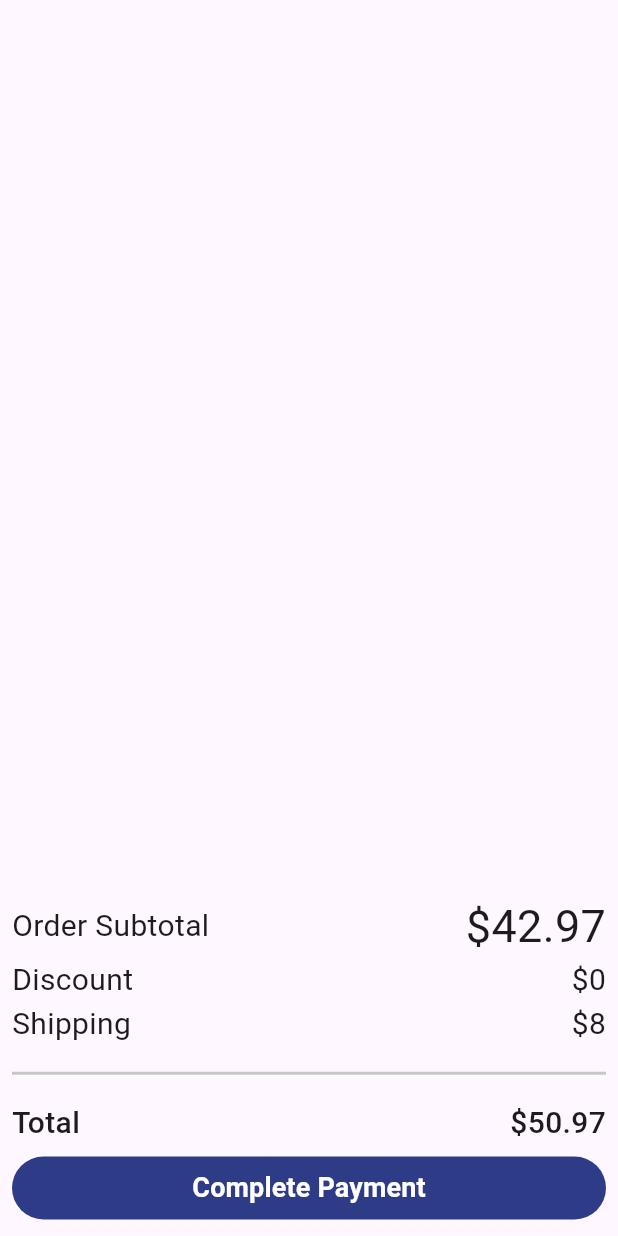
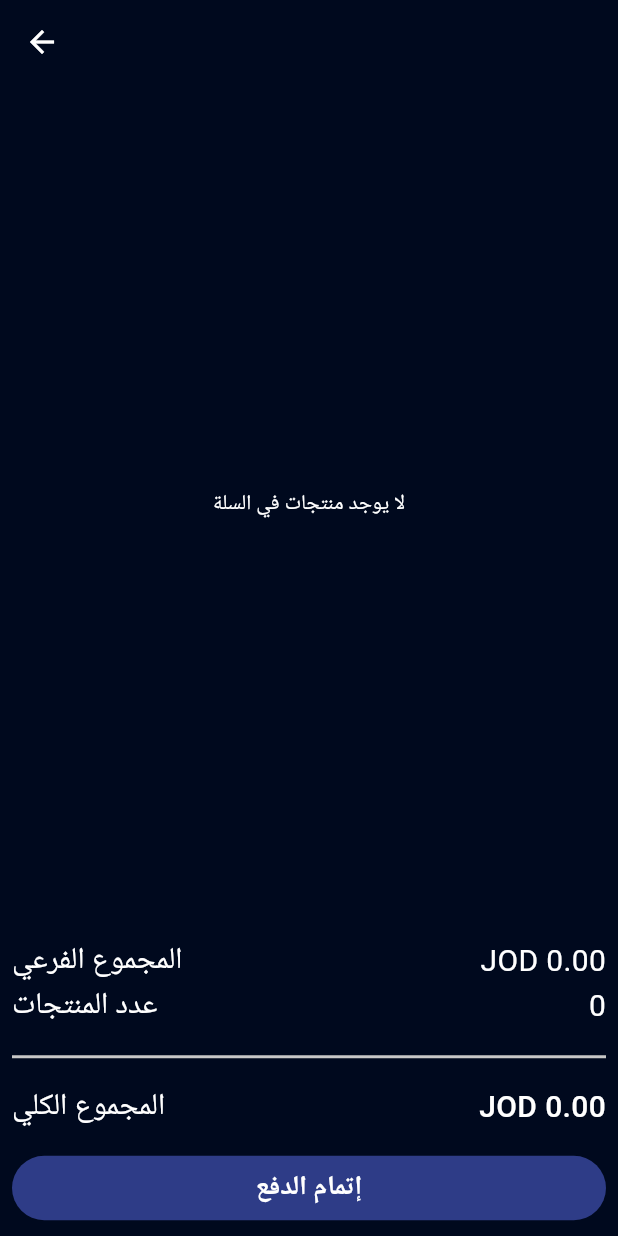
Before and after one commit to jehadadili/App_Bazaro, a Flutter app: the CartView screen opened directly, on a phone screen of 412 x 824 dp. Run offline on Flutter 3.47's test engine with Material 3 defaults, Android fonts, the phone set to English and light mode, and no system bars; our stand-ins replace cached_network_image, cloud_firestore, firebase_auth, firebase_core, firebase_messaging, get and 4 more; accounts and stored records are empty; project files that could hold a hidden picture were left out.

Commit message:
add cart

```diff
--- a/lib/src/features/auth/view/forgot_password/widgets/email_input_widget.dart
+++ b/lib/src/features/auth/view/forgot_password/widgets/email_input_widget.dart
@@ -18,7 +18,7 @@ class EmailInputWidget extends StatelessWidget {
         onChanged: onChanged,
         hintText: "Email Address",
         validator: (value) {
-          return MyValidator.emalValidator(value);
+          return MyValidator.emailValidator(value);
         },
       ),
     );
--- a/lib/src/features/auth/view/login/widgets/email_field.dart
+++ b/lib/src/features/auth/view/login/widgets/email_field.dart
@@ -16,7 +16,7 @@ class EmailField extends StatelessWidget {
         crl.setEmail(newVal);
       },
       validator: (email) {
-        return MyValidator.emalValidator(email);
+        return MyValidator.emailValidator(email);
       },
     );
   }
--- a/lib/src/features/auth/view/register/widgets/confirm_password_field.dart
+++ b/lib/src/features/auth/view/register/widgets/confirm_password_field.dart
@@ -17,7 +17,7 @@ class ConfirmPasswordField extends StatelessWidget {
         crl.setCPassword(newVal);
       },
       validator: (password) {
-        return MyValidator.passwrdValidator(password);
+        return MyValidator.passwordValidator(password);
       },
 
       onTapSuffixIcon: () {
--- a/lib/src/features/auth/view/register/widgets/email_field.dart
+++ b/lib/src/features/auth/view/register/widgets/email_field.dart
@@ -16,7 +16,7 @@ class EmailField extends StatelessWidget {
         crl.setEmail(newVal);
       },
       validator: (email) {
-        return MyValidator.emalValidator(email);
+        return MyValidator.emailValidator(email);
       },
     );
   }
--- a/lib/src/features/auth/view/register/widgets/password_field.dart
+++ b/lib/src/features/auth/view/register/widgets/password_field.dart
@@ -2,7 +2,6 @@ import 'package:bazaro_cs/src/core/validator/validater.dart';
 import 'package:bazaro_cs/src/core/widgets/my_text_field.dart';
 import 'package:bazaro_cs/src/features/auth/controller/auth_crl.dart';
 import 'package:flutter/material.dart';
-
 
 class PasswordField extends StatelessWidget {
   final AuthCrl crl;
@@ -18,13 +17,12 @@ class PasswordField extends StatelessWidget {
         crl.setPassword(newVal);
       },
       validator: (password) {
-            return MyValidator.passwrdValidator(password);
+        return MyValidator.passwordValidator(password);
       },
       onTapSuffixIcon: () {
         crl.setIsVisable();
       },
-      suffixIcon:
-          crl.isVisable ? Icons.visibility_off : Icons.visibility,
+      suffixIcon: crl.isVisable ? Icons.visibility_off : Icons.visibility,
     );
   }
 }
--- a/lib/src/features/cart/view/cart_view.dart
+++ b/lib/src/features/cart/view/cart_view.dart
@@ -1,40 +1,51 @@
+import 'package:bazaro_cs/src/core/style/color.dart';
 import 'package:bazaro_cs/src/features/cart/controller/cart_crl.dart';
 import 'package:bazaro_cs/src/features/cart/view/widgets/custom_body_design.dart';
 import 'package:bazaro_cs/src/features/cart/view/widgets/my_container.dart';
 import 'package:flutter/material.dart';
-import 'package:get/get.dart';
-
+import 'package:get/get_state_manager/src/simple/get_state.dart';
 
 class CartView extends StatelessWidget {
   const CartView({super.key});
 
   @override
   Widget build(BuildContext context) {
-    return FutureBuilder(
-      future: Get.find<CartCrl>().fetchOrders(),
-      builder: (context, snapshot) {
     return GetBuilder<CartCrl>(
-          init: CartCrl(),
+      init: CartCrl()..fetchOrders(), // مباشرة نجيب الأوردرز هنا
       builder: (crl) {
         return Scaffold(
-
-              body: Column(
+          backgroundColor: const Color(0xff00091e),
+          appBar: AppBar(
+            backgroundColor: const Color(0xff00091e),
+            iconTheme: IconThemeData(color: AppColors.white),
+            elevation: 0,
+          ),
+          body: crl.isLoading
+              ? const Center(child: CircularProgressIndicator()) // لو في تحميل
+              : Column(
                   children: [
                     Expanded(
-                    child: ListView.builder(
-                      shrinkWrap: true,
+                      child: crl.orederitem.isEmpty
+                          ? const Center(
+                              child: Text(
+                                'لا يوجد منتجات في السلة',
+                                style: TextStyle(color: Colors.white),
+                              ),
+                            )
+                          : ListView.builder(
                               itemCount: crl.orederitem.length,
                               itemBuilder: (context, index) {
+                                final item = crl.orederitem[index];
                                 return Padding(
                                   padding: const EdgeInsets.all(8.0),
                                   child: MyContainer(
-                            image: crl.orederitem[index].image,
-                            titel: crl.orederitem[index].title,
-                            pries: crl.orederitem[index].quintity,
-                            orderTime: crl.orederitem[index].orderTime,
-                            orderData: crl.orederitem[index].orderData,
-                            onPressed: () {
-                              crl.deleteItem(crl.orederitem[index].id);
+                                    image: item.image,
+                                    titel: item.title,
+                                    pries: item.quintity,
+                                    orderTime: item.orderTime,
+                                    orderData: item.orderData,
+                                    onPressed: () async {
+                                      await crl.deleteItem(item.id);
                                     },
                                   ),
                                 );
@@ -44,13 +55,11 @@ class CartView extends StatelessWidget {
                     const Padding(
                       padding: EdgeInsets.all(8.0),
                       child: CustomBodyDesign(),
-                  )
+                    ),
                   ],
                 ),
         );
       },
     );
-      },
-    );
   }
 }
--- a/lib/src/features/cart/view/widgets/custom_body_design.dart
+++ b/lib/src/features/cart/view/widgets/custom_body_design.dart
@@ -1,111 +1,122 @@
 import 'package:bazaro_cs/src/core/widgets/submit_button.dart';
+import 'package:bazaro_cs/src/features/cart/controller/cart_crl.dart';
+import 'package:bazaro_cs/src/features/admin/model/item_model.dart';
 import 'package:flutter/material.dart';
+import 'package:get/get.dart';
 
 class CustomBodyDesign extends StatelessWidget {
   const CustomBodyDesign({super.key});
 
   @override
   Widget build(BuildContext context) {
+    // Use GetBuilder to access the cart controller and rebuild when it changes
+    return GetBuilder<CartCrl>(
+      builder: (controller) {
+        // Calculate the subtotal
+        double subtotal = 0;
+        for (ItemsModel item in controller.orederitem) {
+          // Convert quintity to double, assuming it contains a number as string
+          try {
+            subtotal += double.parse(item.quintity);
+          } catch (e) {
+            // Handle the case where quintity isn't a valid number
+            print("Error parsing quintity: ${item.quintity}");
+          }
+        }
+
+        // Get the number of items in cart
+        int itemCount = controller.orederitem.length;
+
+        // Calculate the total (just the subtotal for now)
+        double total = subtotal;
+
         return Column(
           children: [
             Row(
               children: [
-            Text(
-              "Order Subtotal",
+                const Text(
+                  "المجموع الفرعي",
                   style: TextStyle(
-                fontSize:  20,
+                    fontSize: 20,
                     fontWeight: FontWeight.w400,
+                    color: Colors.white,
                   ),
                 ),
                 const Spacer(),
                 Text(
-              "\$42.97",
-              style: TextStyle(
-                fontSize: 30,
+                  "JOD ${subtotal.toStringAsFixed(2)}",
+                  style: const TextStyle(
+                    fontSize: 20,
                     fontWeight: FontWeight.w400,
+                    color: Colors.white,
                   ),
                 ),
               ],
             ),
             Row(
               children: [
-            Text(
-              "Discount",
+                const Text(
+                  "عدد المنتجات",
                   style: TextStyle(
                     fontSize: 20,
                     fontWeight: FontWeight.w400,
+                    color: Colors.white,
                   ),
                 ),
                 const Spacer(),
                 Text(
-              "\$0",
-              style: TextStyle(
+                  "$itemCount",
+                  style: const TextStyle(
                     fontSize: 20,
                     fontWeight: FontWeight.w400,
+                    color: Colors.white,
                   ),
                 ),
               ],
             ),
+            const Divider(thickness: 2, height: 37, color: Color(0xffC7C7C7)),
             Row(
               children: [
-            Text(
-              "Shipping",
+                const Text(
+                  "المجموع الكلي",
                   style: TextStyle(
                     fontSize: 20,
-                fontWeight: FontWeight.w400,
+                    fontWeight: FontWeight.w500,
+                    color: Colors.white,
                   ),
                 ),
                 const Spacer(),
                 Text(
-              "\$8",
-              style: TextStyle(
+                  "JOD ${total.toStringAsFixed(2)}",
+                  style: const TextStyle(
                     fontSize: 20,
-                fontWeight: FontWeight.w400,
+                    fontWeight: FontWeight.w500,
+                    color: Colors.white,
                   ),
                 ),
               ],
             ),
-        const Divider(
-          thickness: 2,
-          height: 37,
-          color: Color(0xffC7C7C7),
-        ),
-        Row(
-          children: [
-            Text(
-              "Total",
-              style: TextStyle(
-                fontSize: 20,
-                fontWeight: FontWeight.w500,
-              ),
-            ),
-            const Spacer(),
-            Text(
-              "\$50.97",
-              style: TextStyle(
-                fontSize: 20,
-                fontWeight: FontWeight.w500,
-              ),
+            const SizedBox(height: 15),
+            SubmitButton(
+              text: "إتمام الدفع",
+              onPressed: () {
+                if (controller.orederitem.isEmpty) {
+                  Get.snackbar(
+                    'سلة فارغة',
+                    'سلتك فارغة. أضف منتجات قبل إتمام الدفع.',
+                    snackPosition: SnackPosition.BOTTOM,
+                    backgroundColor: Colors.red,
+                    colorText: Colors.white,
+                  );
+                  return;
+                }
+
+
+              },
             ),
           ],
-        ),
-        const SizedBox(
-          height: 5,
-        ),
-        SubmitButton(
-          text: "Complete Payment",
-          onPressed: () {
-            // showModalBottomSheet(
-            //   context: context,
-            //   shape: RoundedRectangleBorder(
-            //       borderRadius: BorderRadius.circular(16)),
-            //   builder: (context) {
-            //     return const PaymentMethodsBootomSheet();
-            //   },
-            // );
+        );
       },
-        )
-      ],
     );
   }
 }
--- a/lib/src/features/requst_admin/view/widgets/form_section.dart
+++ b/lib/src/features/requst_admin/view/widgets/form_section.dart
@@ -20,17 +20,20 @@ class FormSection extends StatelessWidget {
         MyTextField(
           controller: nameController,
           hintText: 'الاسم الكامل',
+          keyboardType: TextInputType.name,
           validator: (value) => MyValidator.nameValidator(value),
         ),
         const SizedBox(height: 20),
         MyTextField(
           controller: emailController,
+          keyboardType: TextInputType.emailAddress,
           hintText: 'البريد الإلكتروني',
-          validator: (value) => MyValidator.emalValidator(value),
+          validator: (value) => MyValidator.emailValidator(value),
         ),
         const SizedBox(height: 20),
         MyTextField(
           controller: phoneController,
+          keyboardType: TextInputType.phone,
           hintText: 'رقم الهاتف',
           validator: (value) => MyValidator.phoneValidator(value),
         ),
```
Also changed, not shown: lib/src/core/validator/validater.dart (+14 -7 lines), lib/src/features/auth/controller/auth_crl.dart (+18 -2 lines), lib/src/features/auth/view/login/widgets/password_field.dart (+3 -5 lines), lib/src/features/cart/controller/cart_crl.dart (+79 -14 lines), lib/src/features/cart/view/widgets/my_container.dart (+28 -28 lines), lib/src/features/cart/view/widgets/payment_methods_bootom_sheet.dart (deleted, +0 -39 lines), lib/src/features/details/view/details_view.dart (added, +52 -0 lines), lib/src/features/details/widgets/custom_design_details.dart (added, +127 -0 lines), lib/src/features/home/view/home_view.dart (+7 -4 lines), lib/src/features/home/view/widgets/greeting_header.dart (+19 -3 lines), lib/src/features/home/view/widgets/product_grid_widget.dart (+12 -2 lines). Lines whose indentation alone changed are shown as unchanged.
